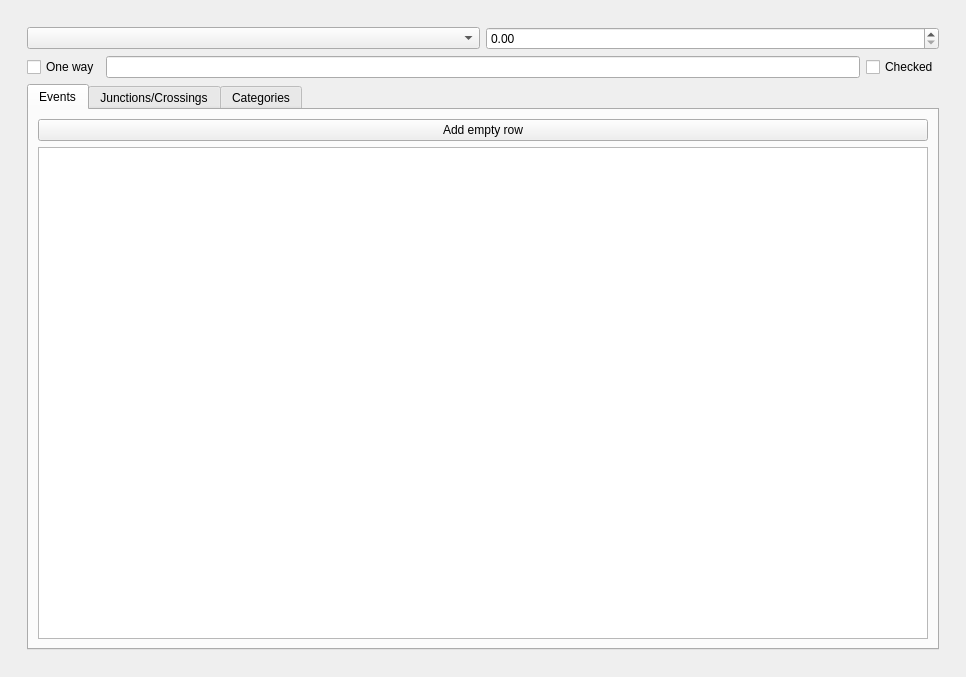
Old version of the form site_categorizer_dockwidget_base.ui in the repository Drew973/pts_site_categorizer.
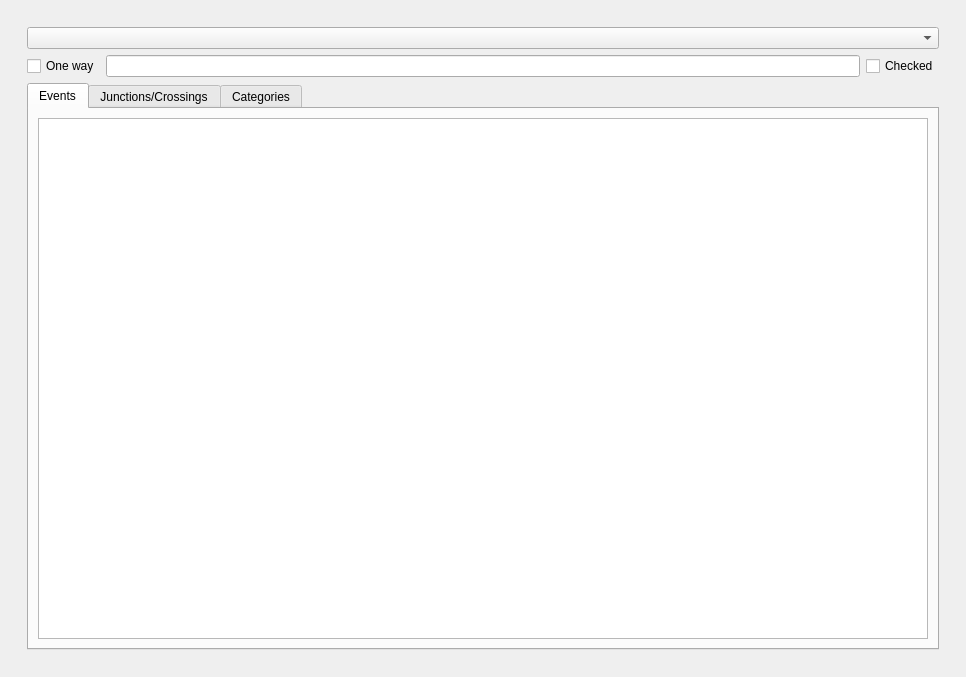
New version of the form. The open tabs and pages were chosen to show the change. Custom widgets are drawn as their Qt base class.

```diff
--- a/site_categorizer_dockwidget_base.ui
+++ b/site_categorizer_dockwidget_base.ui
@@ -38,9 +38,6 @@
             <item>
              <widget class="sectionWidget" name="secWidget"/>
             </item>
-            <item>
-             <widget class="chainageWidget" name="chWidget"/>
-            </item>
            </layout>
           </item>
           <item>
@@ -84,13 +81,6 @@
               <string>Events</string>
              </attribute>
              <layout class="QVBoxLayout" name="verticalLayout_5">
-              <item>
-               <widget class="QPushButton" name="otherEventsAddButton">
-                <property name="text">
-                 <string>Add empty row</string>
-                </property>
-               </widget>
-              </item>
               <item>
                <widget class="eventsView" name="otherEventsView">
                 <property name="contextMenuPolicy">
@@ -183,11 +173,6 @@
   </widget>
  </widget>
  <customwidgets>
-  <customwidget>
-   <class>chainageWidget</class>
-   <extends>QDoubleSpinBox</extends>
-   <header>chainageWidget</header>
-  </customwidget>
   <customwidget>
    <class>sectionWidget</class>
    <extends>QComboBox</extends>
```
Left out of the diff: 2 changed lines with no effect on the pictures.
